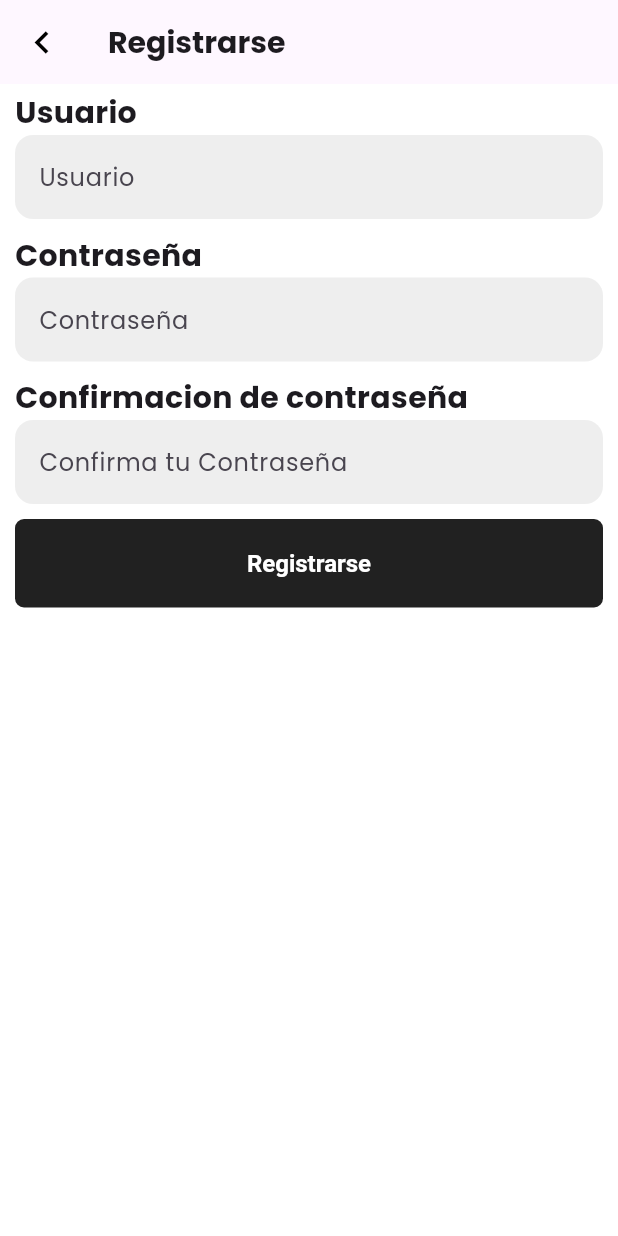
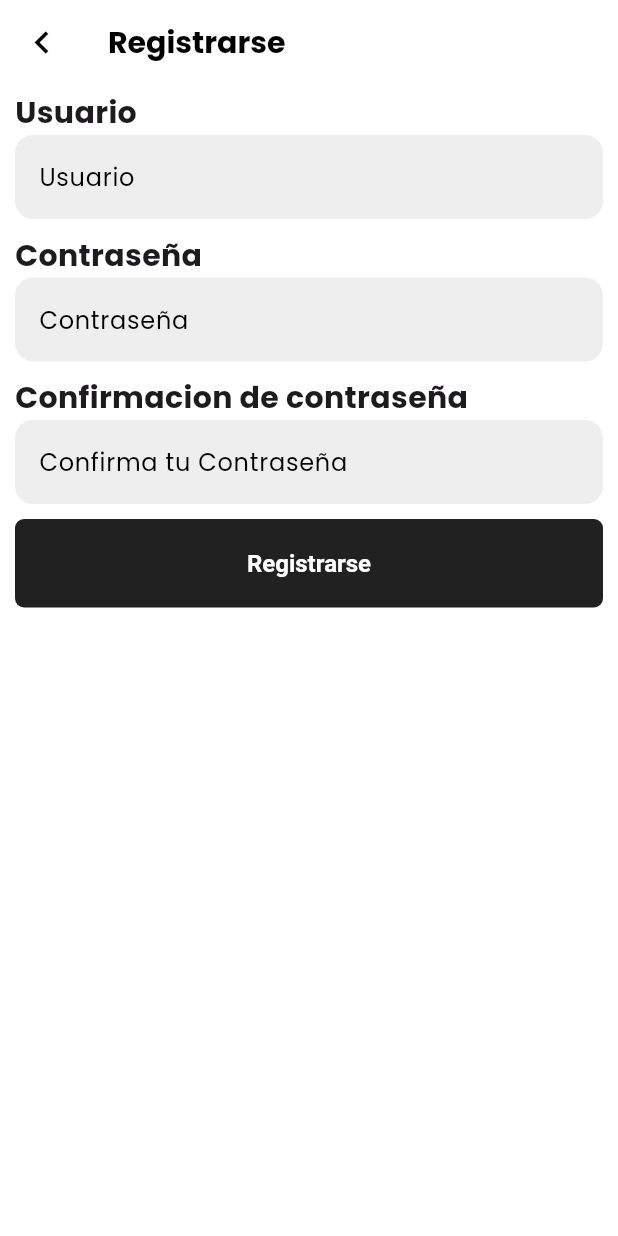
Before and after one commit to ZamasuEQTD/Inkboard_mobile_app, a Flutter app: the screen it shows after launch, after a tap on the "menu" icon, after a tap on "Registrarse", on a phone screen of 412 x 824 dp. Run offline on Flutter 3.47's test engine with Material 3 defaults, Android fonts, the phone set to English and light mode, and no system bars; our stand-ins replace dartz, dio, equatable, file_picker, flutter_secure_storage, gap and 5 more; network calls fail.

Commit message:
Actualizar controlador de página de inicio, mejorar navegación a hilo y ajustar colores en el tema

```diff
--- a/lib/features/home/presentation/logic/controllers/home_page_controller.dart
+++ b/lib/features/home/presentation/logic/controllers/home_page_controller.dart
@@ -29,12 +29,10 @@ class HomePageController extends GetxController {
       if(r.isEmpty){
         hayMasContenido.value = false;
       } else  {
-         portadas.addAll(r);
+        portadas.addAll(r);
 
         ultimaPortada = r.last.id;
       }
-
-
     });
 
     cargandoPortadas.value = false;
--- a/lib/features/home/presentation/pages/home_page.dart
+++ b/lib/features/home/presentation/pages/home_page.dart
@@ -161,7 +161,7 @@ class _HomePageState extends State<HomePage> {
                         (child) => MouseRegion(
                           cursor: SystemMouseCursors.click,
                           child: GestureDetector(
-                            onTap: () => Get.toNamed("/hilo"),
+                            onTap: () => Get.toNamed("/hilo/${child.portada.id}"),
                             child: child,
                           ),
                         ),
--- a/lib/shared/presentation/styles/colors.dart
+++ b/lib/shared/presentation/styles/colors.dart
@@ -5,11 +5,17 @@ class AppLightColors {
 
   static final surface = Colors.white;
 
-  static final onSurface = Colors.grey.shade200;
+  static final onSurface = Colors.black;
 
-  static final inputBackground = onSurface;
+  static final inputBackground = secondary;
 
   static final primary = Colors.grey.shade900;
 
   static final onPrimary = Colors.white;
+
+  static final onError = Colors.white;
+
+  static final secondary = Colors.grey.shade200;
+
+  static final error  = primary;
 }
--- a/lib/shared/presentation/styles/theme.dart
+++ b/lib/shared/presentation/styles/theme.dart
@@ -1,5 +1,6 @@
 import 'package:flutter/material.dart';
 import 'package:inkboard/shared/presentation/styles/colors.dart';
+import 'package:skeletonizer/skeletonizer.dart';
 
 final defaultFlatInputBorder = new OutlineInputBorder(
   borderSide: BorderSide.none, // Sin borde
@@ -27,6 +28,8 @@ class AppThemes {
   const AppThemes._();
 
   static final ThemeData _default = ThemeData(
+
+    extensions: [],
     fontFamily: "Poppins",
     iconButtonTheme: IconButtonThemeData(
       style: ButtonStyle(
@@ -52,8 +55,17 @@ class AppThemes {
   );
 
   static final ThemeData light = _default.copyWith(
+    colorScheme: ColorScheme.light(
+      surface: AppLightColors.surface,
+      secondary: AppLightColors.secondary,
+      onSurface:  AppLightColors.onSurface,
+      primary: AppLightColors.primary,
+      onPrimary: AppLightColors.onPrimary,
+      error: AppLightColors.error,
+      onError: AppLightColors.onError,
+    ),
+    appBarTheme: AppBarTheme(backgroundColor: AppLightColors.surface),
     dialogTheme: DialogTheme(backgroundColor: AppLightColors.surface),
-
     scaffoldBackgroundColor: AppLightColors.surface,
     brightness: Brightness.light,
     inputDecorationTheme: _default.inputDecorationTheme.copyWith(
```
